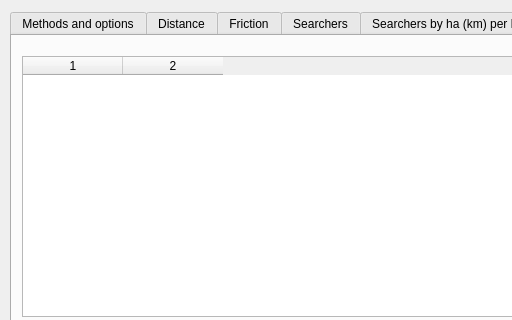
This is ui/settings.ui in ruz76/qgis_patrac_3 as Qt 5 draws it before an edit; both pictures show x 0 to 512 and y 0 to 320 of the 932 by 730 pixel window. The edited form follows.
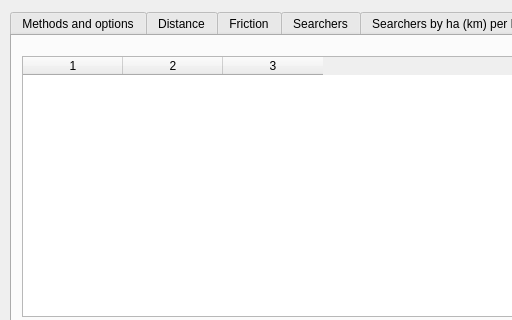
This is the edited form.

Commit message: Show distance for HS.

What changed in the file:
```diff
--- a/ui/settings.ui
+++ b/ui/settings.ui
@@ -802,10 +802,11 @@
       </rect>
      </property>
      <property name="columnCount">
-      <number>2</number>
+      <number>3</number>
      </property>
      <column/>
      <column/>
+     <column/>
     </widget>
     <widget class="QLabel" name="labelAccessKey">
      <property name="geometry">
```
The commit also changes 1 other file.
